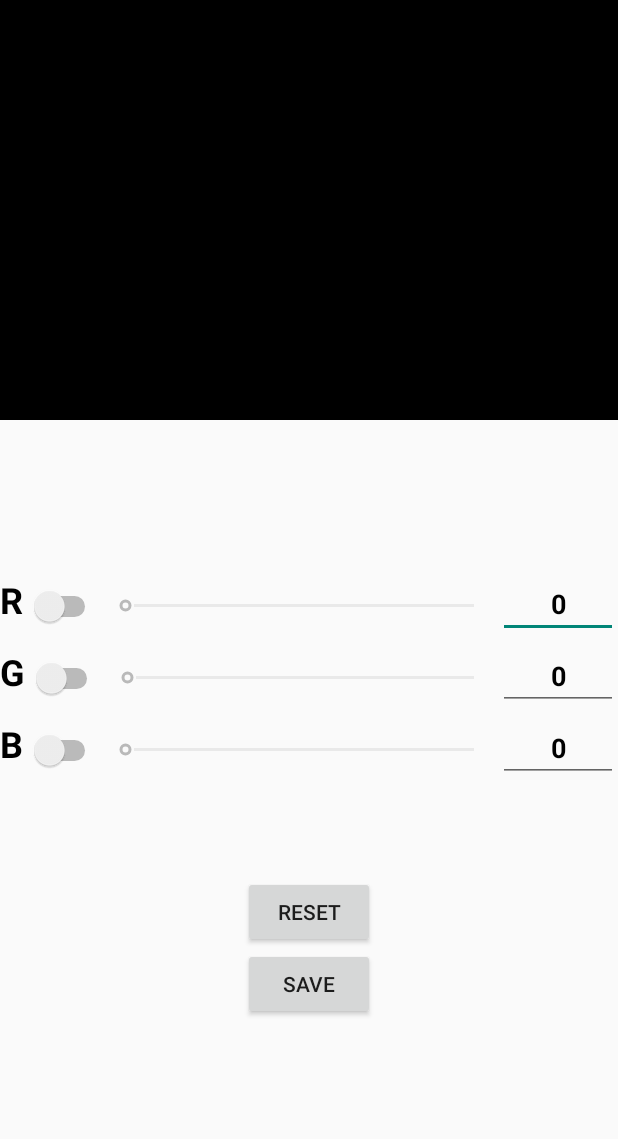
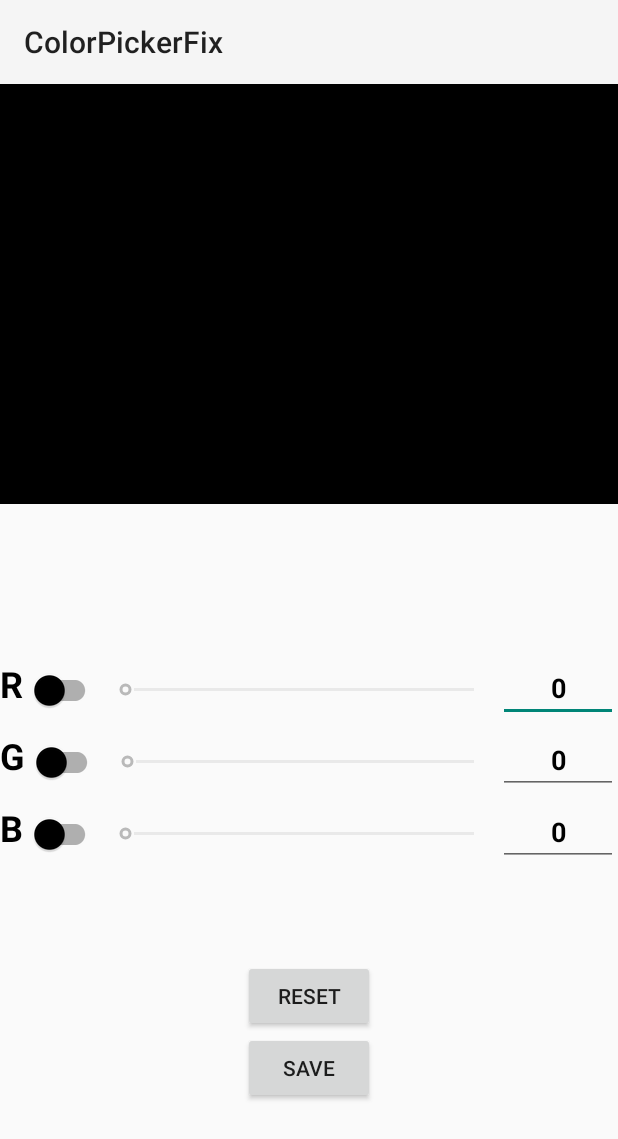
Before and after one commit to EthanJDunn/color-picker-EthanJDunn, an Android app built with Jetpack Compose: the screen it shows after launch (MainActivity), after a tap on "RESET", on a phone screen of 412 x 824 dp. Shown: the top 1139 px of the screen. Run offline under Robolectric (Android 15) with nearby library versions, the phone set to English and light mode, and no system bars; 3 statements that could not run were skipped.

```diff
--- a/app/build.gradle.kts
+++ b/app/build.gradle.kts
@@ -53,6 +53,9 @@ dependencies {
 
     implementation("androidx.datastore:datastore-preferences:1.0.0")
     implementation("androidx.lifecycle:lifecycle-viewmodel-ktx:2.5.1")
+    implementation ("androidx.appcompat:appcompat:1.3.0")
+    implementation ("com.google.android.material:material:1.4.0")
+    implementation ("androidx.activity:activity-ktx:1.4.0")
 
     implementation(libs.androidx.core.ktx)
     implementation(libs.androidx.lifecycle.runtime.ktx)
@@ -63,6 +66,7 @@ dependencies {
     implementation(libs.androidx.ui.tooling.preview)
     implementation(libs.androidx.material3)
     implementation(libs.androidx.constraintlayout)
+    implementation(libs.androidx.appcompat)
     testImplementation(libs.junit)
     androidTestImplementation(libs.androidx.junit)
     androidTestImplementation(libs.androidx.espresso.core)
--- a/app/src/main/AndroidManifest.xml
+++ b/app/src/main/AndroidManifest.xml
@@ -10,13 +10,13 @@
         android:label="@string/app_name"
         android:roundIcon="@mipmap/ic_launcher_round"
         android:supportsRtl="true"
-        android:theme="@style/Theme.ColorPickerFix"
+        android:theme="@style/Theme.AppCompat.Light"
         tools:targetApi="31">
         <activity
             android:name=".MainActivity"
             android:exported="true"
             android:label="@string/app_name"
-            android:theme="@style/Theme.ColorPickerFix"
+            android:theme="@style/Theme.AppCompat.Light"
             android:configChanges="orientation|screenLayout|screenSize">
             <intent-filter>
                 <action android:name="android.intent.action.MAIN" />
--- a/app/src/main/java/com/example/colorpickerfix/MainActivity.kt
+++ b/app/src/main/java/com/example/colorpickerfix/MainActivity.kt
@@ -14,68 +14,77 @@ import android.widget.SeekBar
 import android.widget.Switch
 import android.widget.TextView
 import androidx.datastore.preferences.preferencesDataStore
+import androidx.lifecycle.ViewModel
+import androidx.lifecycle.ViewModelProvider
 import androidx.lifecycle.viewModelScope
 import kotlinx.coroutines.launch
+import androidx.activity.viewModels
+import androidx.lifecycle.ViewModelStore
+import androidx.appcompat.app.AppCompatActivity
+import androidx.appcompat.widget.SwitchCompat
 
 
-class MainActivity : Activity() {
+class MainActivity : AppCompatActivity() {
 
-    //private lateinit var binding: ActivityMainBinding
+//    private lateinit var binding: ActivityMainBinding
 
-    //private val myViewModel: MyViewModel by viewModels()
-
-    private val myViewModel: MyViewModel by lazy {
-        MyDataStoreRepository.initialize(this)
-        MyViewModel()
-    }
+    private lateinit var myViewModel: MyViewModel
+//    private val myViewModel: MyViewModel by lazy {
+//        ViewModelProvider(this).get(MyViewModel::class.java)
+//
+//
+//    }
 
     lateinit var redseekBar: SeekBar
     lateinit var blueseekBar: SeekBar
     lateinit var greenseekBar: SeekBar
-    lateinit var redSwitch: Switch
-    lateinit var greenSwitch: Switch
-    lateinit var blueSwitch: Switch
+    lateinit var redSwitch: SwitchCompat
+    lateinit var greenSwitch: SwitchCompat
+    lateinit var blueSwitch: SwitchCompat
     lateinit var saveBtn: Button
     lateinit var resetBtn: Button
     lateinit var redText: EditText
     lateinit var blueText: EditText
     lateinit var greenText: EditText
 
+
+
+
     override fun onCreate(savedInstanceState: Bundle?) {
         super.onCreate(savedInstanceState)
         setContentView(R.layout.colorpickerlayout)
 
+        MyDataStoreRepository.initialize(this)
+
+        myViewModel = ViewModelProvider(this).get(MyViewModel::class.java)
 
         connectSeekBars()
         setActions()
         connectViews()
         loadData()
+//        Log.d("MainActivity", "BeforeViewModelSave")
+//        viewmodelSave()
+//        Log.d("MainActivity", "AfterViewModelSave")
+//        viewmodelLoad()
 
 
     }
-//    override fun onSaveInstanceState(outState: Bundle) {
-//        super.onSaveInstanceState(outState)
-//        saveData() // Save the state to the ViewModel
-//    }
-//
-//    override fun onRestoreInstanceState(savedInstanceState: Bundle) {
-//        super.onRestoreInstanceState(savedInstanceState)
-//        loadData() // Load the state from the ViewModel
-//    }
 
     override fun onConfigurationChanged(newConfig: Configuration) {
         super.onConfigurationChanged(newConfig)
+
+        Log.d("MainActivity", "configchange")
 
         if (newConfig.orientation == Configuration.ORIENTATION_PORTRAIT)
         {
 
             setContentView(R.layout.colorpickerlayout)
 
+            Log.d("MainActivity", "MyViewModelPortrait")
             connectViews()
             connectSeekBars()
             setActions()
-            loadData()
-
+            viewmodelLoad()
 
         }
         if (newConfig.orientation == Configuration.ORIENTATION_LANDSCAPE)
@@ -83,16 +92,19 @@ class MainActivity : Activity() {
 
             setContentView(R.layout.landscape_colorpickerlayout)
 
+            Log.d("MainActivity", "MyViewModelLandscape")
+
             connectViews()
             connectSeekBars()
             setActions()
-            loadData()
+            viewmodelLoad()
 
 
 
         }
 
     }
+
 
 
 
@@ -115,8 +127,6 @@ class MainActivity : Activity() {
         greenseekBar.setOnSeekBarChangeListener(createSeekBarChangeListener(findViewById(R.id.linearLayout), R.id.colorSeekBar2))
         blueseekBar.setOnSeekBarChangeListener(createSeekBarChangeListener(findViewById(R.id.linearLayout), R.id.colorSeekBar3))
 
-
-
         redSwitch.setOnCheckedChangeListener { _, isChecked ->
             redseekBar.isEnabled = isChecked
             redseekBar.visibility = if (isChecked) View.VISIBLE else View.INVISIBLE
@@ -127,6 +137,7 @@ class MainActivity : Activity() {
                 redText.setText("0")
                 redseekBar.progress = 0
             }
+            viewmodelSave()
         }
 
         greenSwitch.setOnCheckedChangeListener { _, isChecked ->
@@ -139,6 +150,7 @@ class MainActivity : Activity() {
                 greenText.setText("0")
                 greenseekBar.progress = 0
             }
+            viewmodelSave()
         }
 
         blueSwitch.setOnCheckedChangeListener { _, isChecked ->
@@ -146,11 +158,13 @@ class MainActivity : Activity() {
             blueseekBar.visibility = if (isChecked) View.VISIBLE else View.INVISIBLE
             if (blueSwitch.isChecked) {
 
+
             }
             else {
                 blueText.setText("0")
                 blueseekBar.progress = 0
             }
+            viewmodelSave()
         }
 
         redText.addTextChangedListener(object : TextWatcher{
@@ -159,6 +173,7 @@ class MainActivity : Activity() {
                 if (redSwitch.isChecked) {
                     redseekBar.progress = (progress * 100)/255
                 }
+                viewmodelSave()
             }
             override fun beforeTextChanged(s: CharSequence?, start: Int, count: Int, after: Int) {
             }
@@ -172,8 +187,10 @@ class MainActivity : Activity() {
             override fun afterTextChanged(s: Editable?) {
                 val progress = s?.toString()?.toIntOrNull() ?: 0
                 if (greenSwitch.isChecked) {
+
                     greenseekBar.progress = (progress * 100)/255
                 }
+                viewmodelSave()
 
             }
             override fun beforeTextChanged(s: CharSequence?, start: Int, count: Int, after: Int) {
@@ -190,6 +207,7 @@ class MainActivity : Activity() {
                 if (blueSwitch.isChecked) {
                     blueseekBar.progress = (progress * 100)/255
                 }
+                viewmodelSave()
             }
             override fun beforeTextChanged(s: CharSequence?, start: Int, count: Int, after: Int) {
             }
@@ -220,7 +238,48 @@ class MainActivity : Activity() {
 
         saveData()
 
+        myViewModel.sendCurrentValues(redseekBar.progress, greenseekBar.progress, blueseekBar.progress, redSwitch.isChecked, greenSwitch.isChecked, blueSwitch.isChecked)
 
+
+    }
+
+//    private fun loadSavedState() {
+//        val savedRed = loadSavedRedValue()
+//        val savedGreen = loadSavedGreenValue()
+//        val savedBlue = loadSavedBlueValue()
+//        val savedRedSwitch = loadSavedRedSwitchValue()
+//        val savedGreenSwitch = loadSavedGreenSwitchValue()
+//        val savedBlueSwitch = loadSavedBlueSwitchValue()
+//
+//    }
+
+    private fun viewmodelSave() {
+        myViewModel.setCurrentValues(
+            redseekBar.progress,
+            greenseekBar.progress,
+            blueseekBar.progress,
+            redSwitch.isChecked,
+            greenSwitch.isChecked,
+            blueSwitch.isChecked
+
+        )
+        Log.d("MainActivity", "viewmodelsave")
+    }
+
+    private fun viewmodelLoad(){
+        redseekBar.progress = myViewModel.currentredProgress
+        greenseekBar.progress = myViewModel.currentgreenProgress
+        blueseekBar.progress = myViewModel.currentblueProgress
+        redSwitch.isChecked = myViewModel.currentredEnabled
+        Log.d("MainActivity", "redswitchloaded")
+        greenSwitch.isChecked = myViewModel.currentgreenEnabled
+        Log.d("MainActivity", "greenswitchloaded")
+        blueSwitch.isChecked = myViewModel.currentblueEnabled
+        Log.d("MainActivity", "blueswitchloaded")
+        redseekBar.isEnabled = myViewModel.currentredEnabled
+        greenseekBar.isEnabled = myViewModel.currentgreenEnabled
+        blueseekBar.isEnabled = myViewModel.currentblueEnabled
+        Log.d("MainActivity", "viewmodelLoad")
     }
     private fun saveData() {
         myViewModel.saveInput(redseekBar.progress.toString(), 1)
@@ -251,13 +310,15 @@ class MainActivity : Activity() {
 
             }
 
+
             override fun onStartTrackingTouch(seekBar: SeekBar?) {
                 // No action needed
             }
 
             override fun onStopTrackingTouch(seekBar: SeekBar?) {
-                // No action needed
+                viewmodelSave()
             }
+
         }
     }
 
--- a/app/src/main/java/com/example/colorpickerfix/MyViewModel.kt
+++ b/app/src/main/java/com/example/colorpickerfix/MyViewModel.kt
@@ -2,14 +2,97 @@ package com.example.colorpickerfix
 
 import android.util.Log
 import android.view.View
+import android.widget.SeekBar
+import androidx.lifecycle.SavedStateHandle
 import androidx.lifecycle.ViewModel
 import androidx.lifecycle.viewModelScope
 import kotlinx.coroutines.flow.collectLatest
 import kotlinx.coroutines.launch
 
-private const val TAG = "QuizViewModel"
+const val CURRENT_RED_KEY = "CURRENT_RED_KEY"
+const val CURRENT_GREEN_KEY = "CURRENT_GREEN_KEY"
+const val CURRENT_BLUE_KEY = "CURRENT_BLUE_KEY"
+const val CURRENT_REDSWITCH_KEY = "CURRENT_REDSWITCH_KEY"
+const val CURRENT_GREENSWITCH_KEY = "CURRENT_GREENSWITCH_KEY"
+const val CURRENT_BLUESWITCH_KEY = "CURRENT_BLUESWITCH_KEY"
 
-class MyViewModel : ViewModel() {
+class MyViewModel(private val savedStateHandle: SavedStateHandle) : ViewModel() {
+
+
+
+    private var currentRed: Int
+        get() = savedStateHandle[CURRENT_RED_KEY] ?: 0
+        set(value) = savedStateHandle.set(CURRENT_RED_KEY, value)
+
+    private var currentGreen: Int
+        get() = savedStateHandle[CURRENT_GREEN_KEY] ?: 0
+        set(value) = savedStateHandle.set(CURRENT_GREEN_KEY, value)
+
+    private var currentBlue: Int
+        get() = savedStateHandle[CURRENT_BLUE_KEY] ?: 0
+        set(value) = savedStateHandle.set(CURRENT_BLUE_KEY, value)
+
+    private var currentredSwitch: Boolean
+        get() = savedStateHandle[CURRENT_REDSWITCH_KEY] ?: false
+        set(value) = savedStateHandle.set(CURRENT_REDSWITCH_KEY, value)
+
+    private var currentgreenSwitch: Boolean
+        get() = savedStateHandle[CURRENT_GREENSWITCH_KEY] ?: false
+        set(value) = savedStateHandle.set(CURRENT_GREENSWITCH_KEY, value)
+
+    private var currentblueSwitch: Boolean
+        get() = savedStateHandle[CURRENT_BLUESWITCH_KEY] ?: false
+        set(value) = savedStateHandle.set(CURRENT_BLUESWITCH_KEY, value)
+
+
+    val currentredProgress: Int
+        get() = currentRed
+
+    val currentgreenProgress: Int
+        get() = currentGreen
+
+    val currentblueProgress: Int
+        get() = currentBlue
+
+    val currentredEnabled: Boolean
+        get() = currentredSwitch
+
+    val currentgreenEnabled: Boolean
+        get() = currentgreenSwitch
+
+    val currentblueEnabled: Boolean
+        get() = currentblueSwitch
+
+    fun setCurrentValues(red: Int, green: Int, blue: Int, redSwitch: Boolean, greenSwitch: Boolean, blueSwitch: Boolean) {
+        currentRed = red
+        currentGreen = green
+        currentBlue = blue
+        currentredSwitch = redSwitch
+        Log.d("MyViewModel", "redswitchloaded")
+        currentgreenSwitch = greenSwitch
+        Log.d("MyViewModel", "greenswitchloaded")
+        currentblueSwitch = blueSwitch
+        Log.d("MyViewModel", "blueswitchloaded")
+    }
+
+    fun sendCurrentValues(currentredProgress: Int,currentgreenProgress: Int, currentblueProgress: Int,currentredEnabled: Boolean, currentgreenEnabled: Boolean, currentblueEnabled: Boolean ){
+
+        val red = currentredProgress
+        val green = currentgreenProgress
+        val blue = currentblueProgress
+        val redSwitch = currentredEnabled
+        Log.d("MyViewModel", "redswitchCurrentValues")
+        val greenSwitch = currentgreenEnabled
+        Log.d("MyViewModel", "greenswitchCurrentValues")
+        val blueSwitch = currentblueEnabled
+        Log.d("MyViewModel", "blueswitchCurrentValues")
+
+        setCurrentValues(red, green, blue, redSwitch, greenSwitch, blueSwitch)
+
+    }
+
+
+
 
     private val prefs = MyDataStoreRepository.get()
     //    init {
@@ -20,6 +103,7 @@ class MyViewModel : ViewModel() {
 //        super.onCleared()
 //        Log.d(TAG, "ViewModel instance about to be destroyed")
 //    }
+
     fun saveInput(s: String, index: Int) {
         viewModelScope.launch {
             prefs.saveInput(s, index)
@@ -63,4 +147,5 @@ class MyViewModel : ViewModel() {
             }
         }
     }
+
 }
--- a/app/src/main/res/layout/colorpickerlayout.xml
+++ b/app/src/main/res/layout/colorpickerlayout.xml
@@ -43,7 +43,7 @@
                 android:textSize="24sp"
                 android:textStyle="bold" />
 
-            <Switch
+            <androidx.appcompat.widget.SwitchCompat
                 android:id="@+id/colorSwitch"
                 android:layout_width="wrap_content"
                 android:layout_height="48dp"
@@ -55,10 +55,11 @@
 
             <SeekBar
                 android:id="@+id/colorSeekBar"
-                app:thumbTint="@color/black"
                 android:layout_width="wrap_content"
                 android:layout_height="match_parent"
-                android:layout_weight="90" />
+                android:layout_weight="90"
+                android:saveEnabled="true"
+                app:thumbTint="@color/black" />
 
             <EditText
                 android:id="@+id/editText"
@@ -87,7 +88,7 @@
                 android:textSize="24sp"
                 android:textStyle="bold" />
 
-            <Switch
+            <androidx.appcompat.widget.SwitchCompat
                 android:id="@+id/colorSwitch2"
                 android:layout_width="wrap_content"
                 android:layout_height="48dp"
@@ -99,10 +100,11 @@
 
             <SeekBar
                 android:id="@+id/colorSeekBar2"
-                app:thumbTint="@color/black"
                 android:layout_width="wrap_content"
                 android:layout_height="match_parent"
-                android:layout_weight="90" />
+                android:layout_weight="90"
+                android:saveEnabled="true"
+                app:thumbTint="@color/black" />
 
             <EditText
                 android:id="@+id/editText2"
@@ -131,7 +133,7 @@
                 android:textSize="24sp"
                 android:textStyle="bold" />
 
-            <Switch
+            <androidx.appcompat.widget.SwitchCompat
                 android:id="@+id/colorSwitch3"
                 android:layout_width="wrap_content"
                 android:layout_height="48dp"
@@ -143,10 +145,11 @@
 
             <SeekBar
                 android:id="@+id/colorSeekBar3"
-                app:thumbTint="@color/black"
                 android:layout_width="wrap_content"
                 android:layout_height="match_parent"
-                android:layout_weight="90" />
+                android:layout_weight="90"
+                android:saveEnabled="true"
+                app:thumbTint="@color/black" />
 
             <EditText
                 android:id="@+id/editText3"
--- a/app/src/main/res/values-night/themes.xml
+++ b/app/src/main/res/values-night/themes.xml
@@ -1,6 +1,6 @@
 <resources xmlns:tools="http://schemas.android.com/tools">
     <!-- Base application theme. -->
-    <style name="Base.Theme.RGBColorPickerDialog" parent="Theme.Material3.DayNight.NoActionBar">
+    <style name="AppTheme" parent="Theme.AppCompat.Light.DarkActionBar">
         <!-- Customize your dark theme here. -->
         <!-- <item name="colorPrimary">@color/my_dark_primary</item> -->
     </style>
--- a/app/src/main/res/values/themes.xml
+++ b/app/src/main/res/values/themes.xml
@@ -1,5 +1,5 @@
 <?xml version="1.0" encoding="utf-8"?>
 <resources>
 
-    <style name="Theme.ColorPickerFix" parent="android:Theme.Material.Light.NoActionBar" />
+    <style name="AppTheme" parent="Theme.AppCompat.Light.DarkActionBar" />
 </resources>
--- a/gradle/libs.versions.toml
+++ b/gradle/libs.versions.toml
@@ -9,6 +9,7 @@ lifecycleRuntimeKtx = "2.8.0"
 activityCompose = "1.9.0"
 composeBom = "2023.08.00"
 constraintlayout = "2.1.4"
+appcompat = "1.6.1"
 
 [libraries]
 androidx-core-ktx = { group = "androidx.core", name = "core-ktx", version.ref = "coreKtx" }
@@ -26,6 +27,7 @@ androidx-ui-test-manifest = { group = "androidx.compose.ui", name = "ui-test-man
 androidx-ui-test-junit4 = { group = "androidx.compose.ui", name = "ui-test-junit4" }
 androidx-material3 = { group = "androidx.compose.material3", name = "material3" }
 androidx-constraintlayout = { group = "androidx.constraintlayout", name = "constraintlayout", version.ref = "constraintlayout" }
+androidx-appcompat = { group = "androidx.appcompat", name = "appcompat", version.ref = "appcompat" }
 
 [plugins]
 androidApplication = { id = "com.android.application", version.ref = "agp" }
```
Also changed, not shown: app/src/main/res/layout/landscape_colorpickerlayout.xml (+21 -9 lines).
